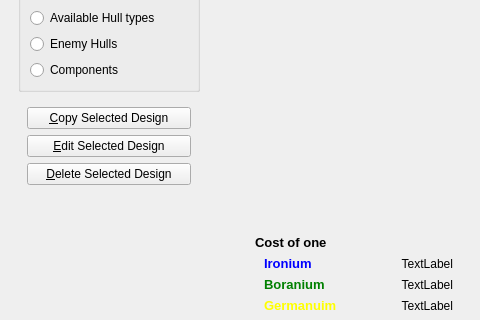
First picture: the form in QtClient/ship_design_dialog.ui, repository vkholodkov/freestars, before the edit; both pictures show x 0 to 480 and y 158 to 478 of the 710 by 568 pixel window.
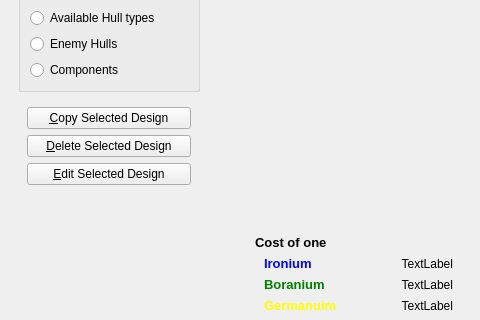
Second picture: the form after the edit. Custom widgets are drawn as their Qt base class.

Commit message: Rearrange buttons as in original stars!

```diff
--- a/QtClient/ship_design_dialog.ui
+++ b/QtClient/ship_design_dialog.ui
@@ -599,16 +599,16 @@
                  </widget>
                 </item>
                 <item>
-                 <widget class="QPushButton" name="editDesignButton">
+                 <widget class="QPushButton" name="deleteDesignButton">
                   <property name="text">
-                   <string>&amp;Edit Selected Design</string>
+                   <string>&amp;Delete Selected Design</string>
                   </property>
                  </widget>
                 </item>
                 <item>
-                 <widget class="QPushButton" name="deleteDesignButton">
+                 <widget class="QPushButton" name="editDesignButton">
                   <property name="text">
-                   <string>&amp;Delete Selected Design</string>
+                   <string>&amp;Edit Selected Design</string>
                   </property>
                  </widget>
                 </item>
```
